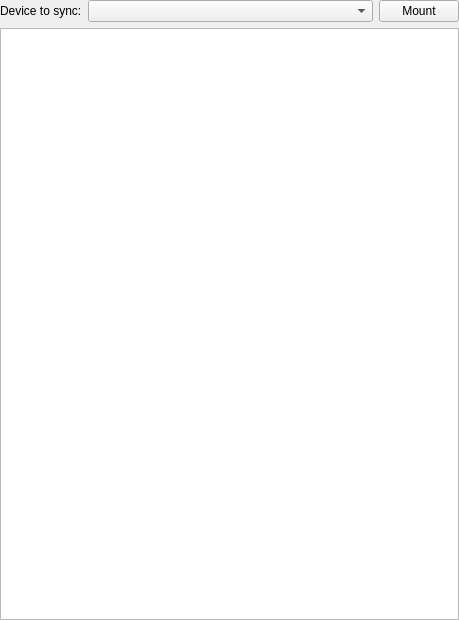
Old version of the form src/plugins/lmp/devicesbrowserwidget.ui in the repository 0xd34df00d/leechcraft.
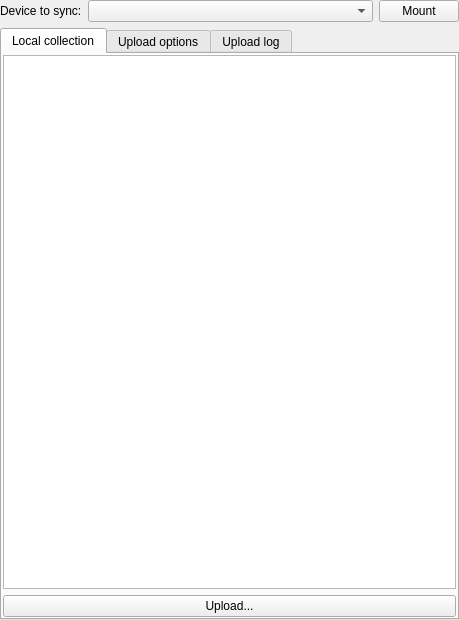
New version of the form.

```diff
--- a/src/plugins/lmp/devicesbrowserwidget.ui
+++ b/src/plugins/lmp/devicesbrowserwidget.ui
@@ -46,7 +46,50 @@
     </layout>
    </item>
    <item>
-    <widget class="QTreeView" name="treeView"/>
+    <widget class="QTabWidget" name="tabWidget">
+     <property name="currentIndex">
+      <number>0</number>
+     </property>
+     <widget class="QWidget" name="tab">
+      <attribute name="title">
+       <string>Local collection</string>
+      </attribute>
+      <layout class="QVBoxLayout" name="verticalLayout_2">
+       <property name="margin">
+        <number>1</number>
+       </property>
+       <item>
+        <widget class="QTreeView" name="OurCollection_"/>
+       </item>
+       <item>
+        <widget class="QPushButton" name="UploadButton_">
+         <property name="text">
+          <string>Upload...</string>
+         </property>
+        </widget>
+       </item>
+      </layout>
+     </widget>
+     <widget class="QWidget" name="UpOptsTab_">
+      <attribute name="title">
+       <string>Upload options</string>
+      </attribute>
+      <layout class="QVBoxLayout" name="verticalLayout_3"/>
+     </widget>
+     <widget class="QWidget" name="tab_2">
+      <attribute name="title">
+       <string>Upload log</string>
+      </attribute>
+      <layout class="QVBoxLayout" name="verticalLayout_4">
+       <property name="margin">
+        <number>1</number>
+       </property>
+       <item>
+        <widget class="QTextBrowser" name="UploadLog_"/>
+       </item>
+      </layout>
+     </widget>
+    </widget>
    </item>
   </layout>
  </widget>
```
